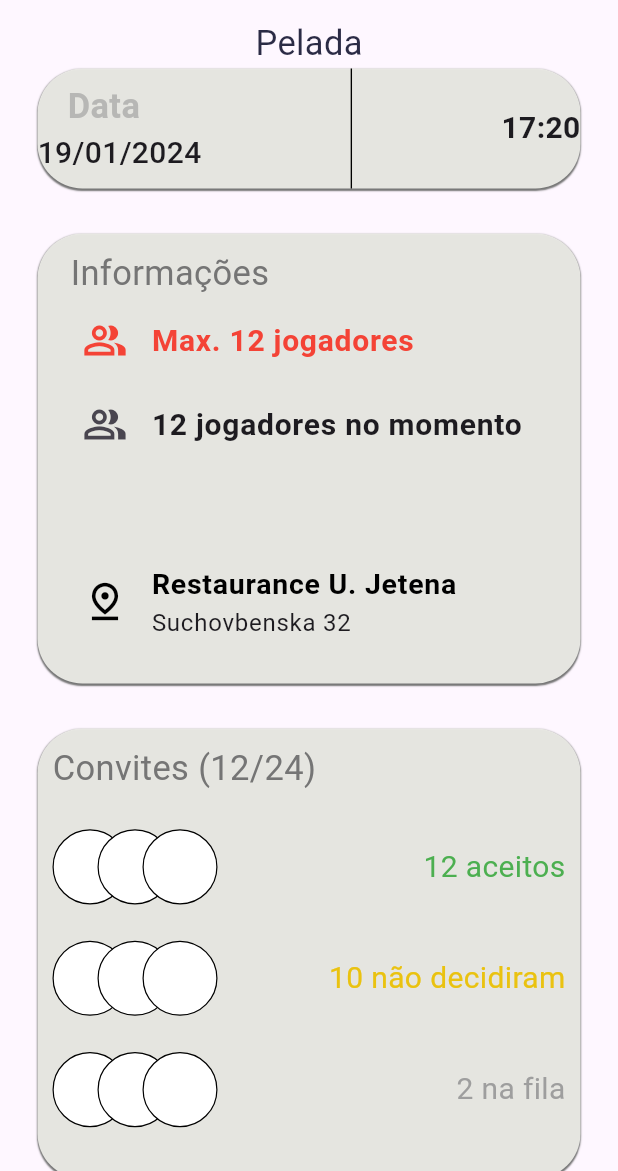
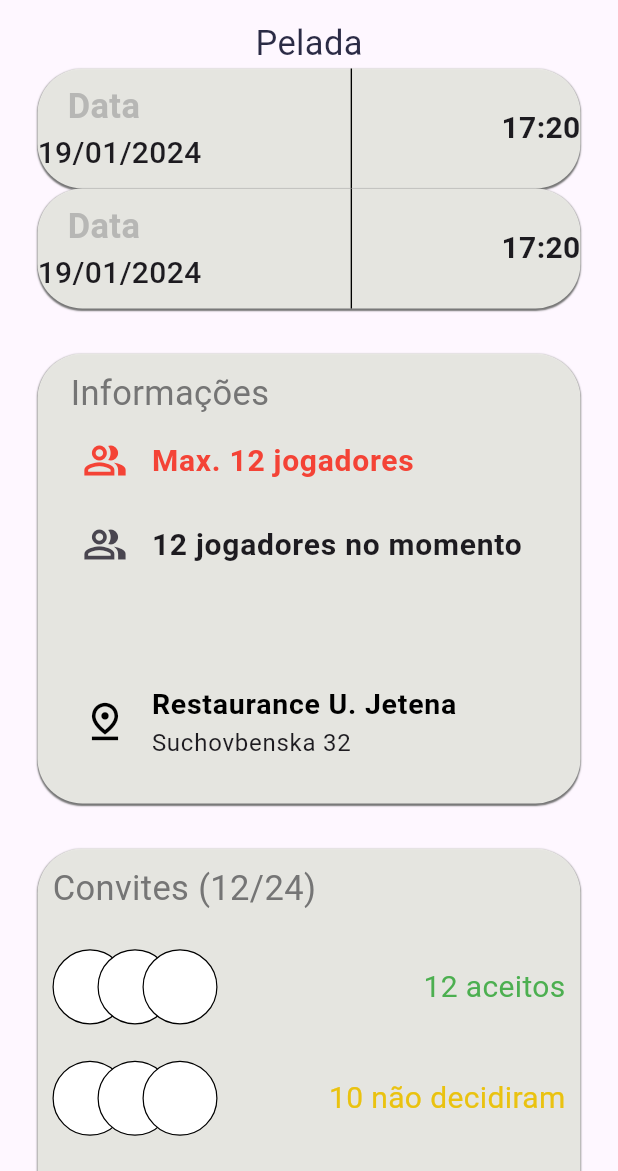
Before and after one commit to thiaguinho700/Timaco2.0, a Flutter app: the ViewEvento screen opened directly, on a phone screen of 412 x 824 dp, the part 65-1236 px from its top. Run offline on Flutter 3.47's test engine with Material 3 defaults, Android fonts, the phone set to English and light mode, and no system bars; our stand-ins replace flutter_svg, google_nav_bar; project files that could hold a hidden picture were left out.

Commit message:
Update ViewEvento

```diff
--- a/projeto/lib/Pages/MainEventoPage/ViewEvento.dart
+++ b/projeto/lib/Pages/MainEventoPage/ViewEvento.dart
@@ -28,7 +28,9 @@ class _ViewEventoState extends State<ViewEvento> {
               size: 35,
             )),
       ),
-      body: Center(
+      body: SingleChildScrollView(
+
+        child: Center(
           child: Column(
             children: [
               Column(
@@ -37,6 +39,58 @@ class _ViewEventoState extends State<ViewEvento> {
                     "Pelada",
                     style: TextStyle(
                         fontSize: 23.0, color: ColorsPaleta().mainTextColor),
+                  ),
+                  Container(
+                    decoration: BoxDecoration(
+                        boxShadow: [
+                          BoxShadow(
+                              color: Colors.grey.shade600,
+                              spreadRadius: 0.1,
+                              blurRadius: 0.1,
+                              offset: const Offset(0, 1))
+                        ],
+                        color: ColorsPaleta().BackGroundGray,
+                        borderRadius: const BorderRadiusDirectional.all(
+                            Radius.circular(30))),
+                    width: MediaQuery.of(context).size.width - 50,
+                    height: 80,
+                    child: Row(
+                      mainAxisAlignment: MainAxisAlignment.spaceBetween,
+                      children: [
+                        Column(
+                          crossAxisAlignment: CrossAxisAlignment.start,
+                          mainAxisAlignment: MainAxisAlignment.center,
+                          children: [
+                            Padding(
+                              padding:
+                                  const EdgeInsetsDirectional.only(start: 20),
+                              child: Text(
+                                "Data",
+                                style: TextStyle(
+                                    fontSize: 23,
+                                    color: ColorsPaleta().lineGreyColor,
+                                    fontWeight: FontWeight.w600),
+                              ),
+                            ),
+                            const Text(
+                              "19/01/2024",
+                              style: TextStyle(
+                                  fontSize: 20, fontWeight: FontWeight.w500),
+                            )
+                          ],
+                        ),
+                        Container(
+                          width: 0.9,
+                          height: 80,
+                          decoration: const BoxDecoration(color: Colors.black),
+                        ),
+                        const Text(
+                          "17:20",
+                          style: TextStyle(
+                              fontSize: 20, fontWeight: FontWeight.w600),
+                        ),
+                      ],
+                    ),
                   ),
                   Container(
                     decoration: BoxDecoration(
@@ -430,6 +484,7 @@ class _ViewEventoState extends State<ViewEvento> {
             ],
           ),
         ),
+      ),
     );
   }
 }
```
Lines whose indentation alone changed are shown as unchanged.
